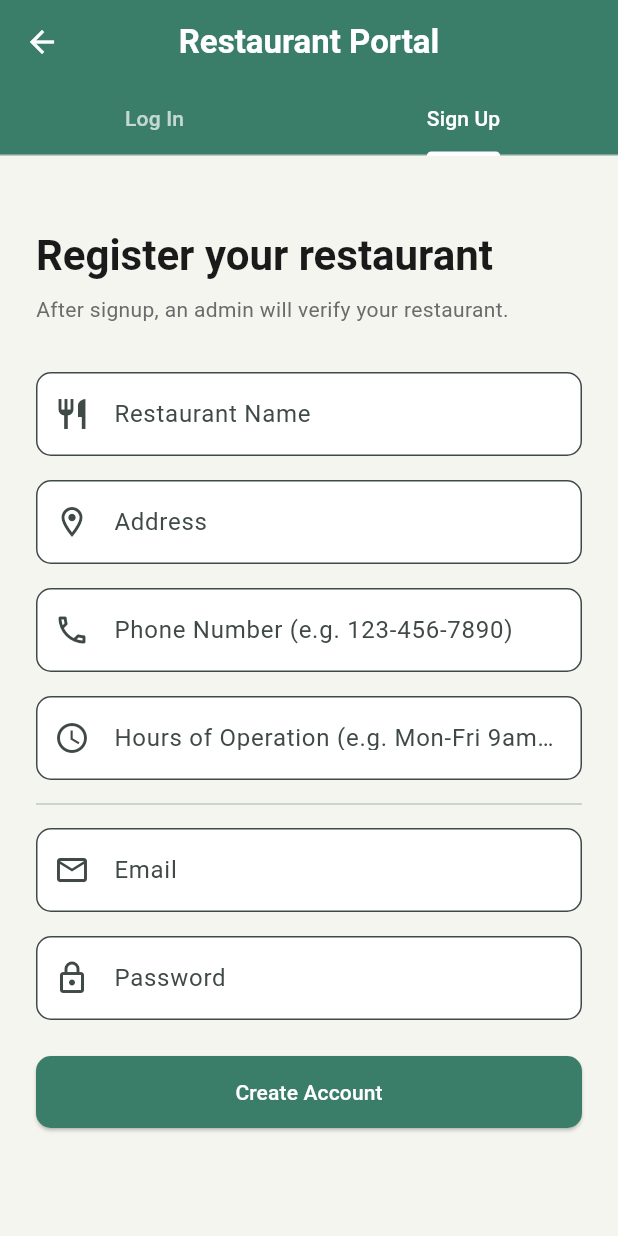
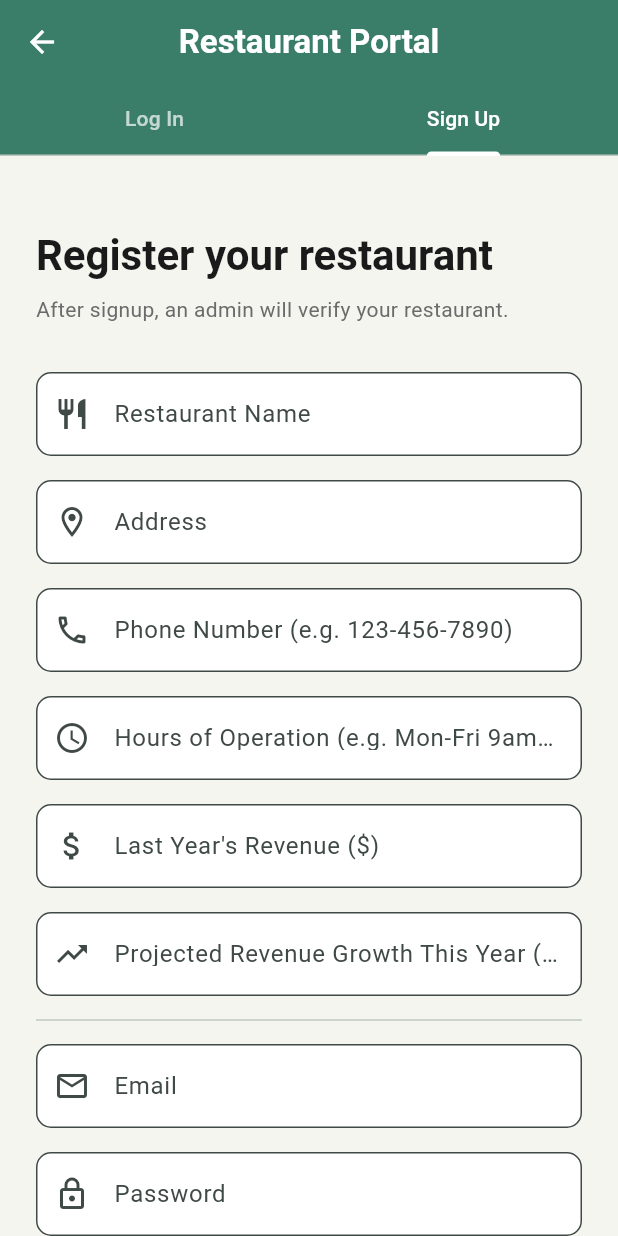
Before and after one commit to p-anika/congressional-app, a Flutter app: the RestaurantAuthScreen screen opened directly, tab 2 chosen, on a phone screen of 412 x 824 dp. Run offline on Flutter 3.47's test engine with Material 3 defaults, Android fonts, the phone set to English and light mode, and no system bars; our stand-ins replace cloud_firestore, firebase_auth, firebase_core, flutter_map, geolocator, latlong2; accounts and stored records are empty.

Commit message:
add revenue and growth fields to restaurant signup and profile

```diff
--- a/lib/models/restaurant.dart
+++ b/lib/models/restaurant.dart
@@ -10,6 +10,8 @@ class Restaurant {
   final String hoursOfOperation;
   final bool isVerified;
   final String ownerId;
+  final double? lastYearRevenue;
+  final double? projectedGrowth;
 
   Restaurant({
     required this.id,
@@ -21,6 +23,8 @@ class Restaurant {
     required this.hoursOfOperation,
     required this.isVerified,
     required this.ownerId,
+    this.lastYearRevenue,
+    this.projectedGrowth,
   });
 
   factory Restaurant.fromFirestore(DocumentSnapshot doc) {
@@ -35,6 +39,8 @@ class Restaurant {
       hoursOfOperation: data['hoursOfOperation'] ?? '',
       isVerified: data['isVerified'] ?? false,
       ownerId: data['ownerId'] ?? '',
+      lastYearRevenue: (data['lastYearRevenue'] as num?)?.toDouble(),
+      projectedGrowth: (data['projectedGrowth'] as num?)?.toDouble(),
     );
   }
 
@@ -48,6 +54,8 @@ class Restaurant {
       'hoursOfOperation': hoursOfOperation,
       'isVerified': isVerified,
       'ownerId': ownerId,
+      'lastYearRevenue': lastYearRevenue,
+      'projectedGrowth': projectedGrowth,
     };
   }
 
--- a/lib/providers/auth_provider.dart
+++ b/lib/providers/auth_provider.dart
@@ -94,6 +94,8 @@ class AuthProvider extends ChangeNotifier {
     required String hours,
     required double lat,
     required double lng,
+    double lastYearRevenue = 0.0,
+    double projectedGrowth = 0.0,
   }) async {
     final cred = await FirebaseService.signUp(email, password);
     final uid = cred.user!.uid;
@@ -116,6 +118,8 @@ class AuthProvider extends ChangeNotifier {
       hoursOfOperation: hours,
       isVerified: false,
       ownerId: uid,
+      lastYearRevenue: lastYearRevenue,
+      projectedGrowth: projectedGrowth,
     ));
   }
 
--- a/lib/screens/restaurant/restaurant_auth_screen.dart
+++ b/lib/screens/restaurant/restaurant_auth_screen.dart
@@ -29,6 +29,8 @@ class _RestaurantAuthScreenState extends State<RestaurantAuthScreen>
   final _address = TextEditingController();
   final _contactInfo = TextEditingController();
   final _hours = TextEditingController();
+  final _lastYearRevenue = TextEditingController();
+  final _projectedGrowth = TextEditingController();
 
   @override
   void initState() {
@@ -47,6 +49,8 @@ class _RestaurantAuthScreenState extends State<RestaurantAuthScreen>
     _address.dispose();
     _contactInfo.dispose();
     _hours.dispose();
+    _lastYearRevenue.dispose();
+    _projectedGrowth.dispose();
     super.dispose();
   }
 
@@ -96,6 +100,10 @@ class _RestaurantAuthScreenState extends State<RestaurantAuthScreen>
         hours: _hours.text.trim(),
         lat: coords['lat']!,
         lng: coords['lng']!,
+        lastYearRevenue:
+            double.tryParse(_lastYearRevenue.text.trim()) ?? 0.0,
+        projectedGrowth:
+            double.tryParse(_projectedGrowth.text.trim()) ?? 0.0,
       );
       if (mounted) {
         Navigator.of(context).pushAndRemoveUntil(
@@ -215,6 +223,24 @@ class _RestaurantAuthScreenState extends State<RestaurantAuthScreen>
                 labelText: 'Hours of Operation (e.g. Mon-Fri 9am-9pm)',
                 prefixIcon: Icon(Icons.schedule_outlined)),
           ),
+          const SizedBox(height: 16),
+          TextField(
+            controller: _lastYearRevenue,
+            decoration: const InputDecoration(
+                labelText: "Last Year's Revenue (\$)",
+                prefixIcon: Icon(Icons.attach_money)),
+            keyboardType:
+                const TextInputType.numberWithOptions(decimal: true),
+          ),
+          const SizedBox(height: 16),
+          TextField(
+            controller: _projectedGrowth,
+            decoration: const InputDecoration(
+                labelText: 'Projected Revenue Growth This Year (%)',
+                prefixIcon: Icon(Icons.trending_up)),
+            keyboardType:
+                const TextInputType.numberWithOptions(decimal: true),
+          ),
           const Divider(height: 32),
           TextField(
             controller: _signupEmail,
```
Also changed, not shown: lib/screens/restaurant/restaurant_profile_screen.dart (+26 -0 lines).
